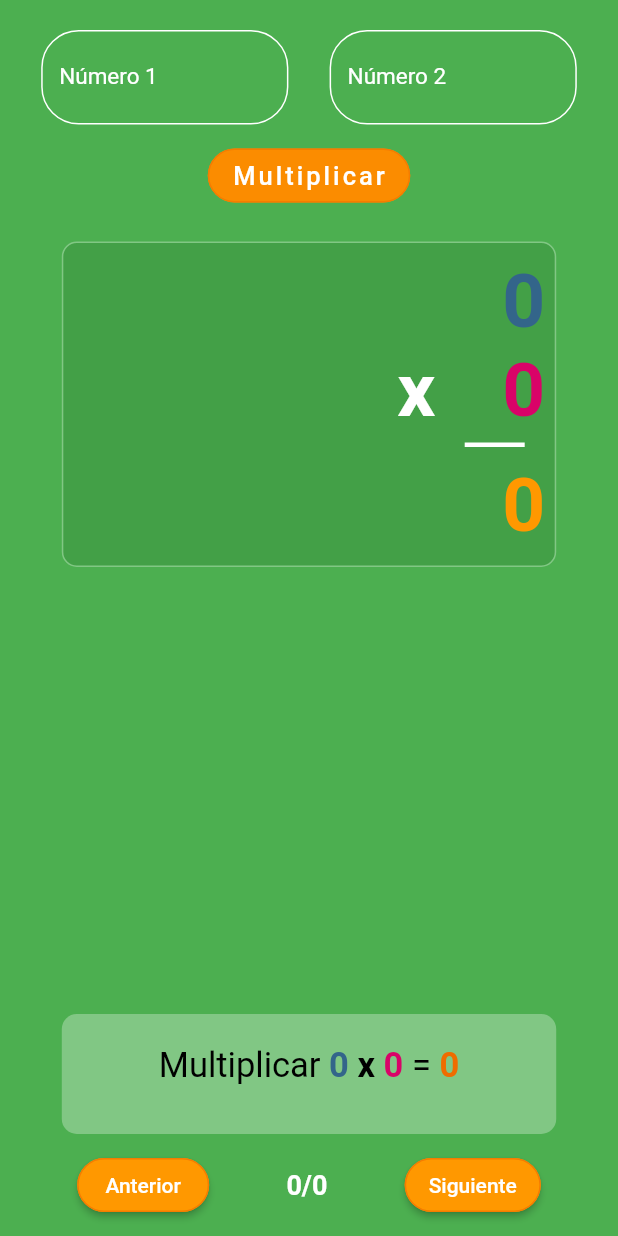
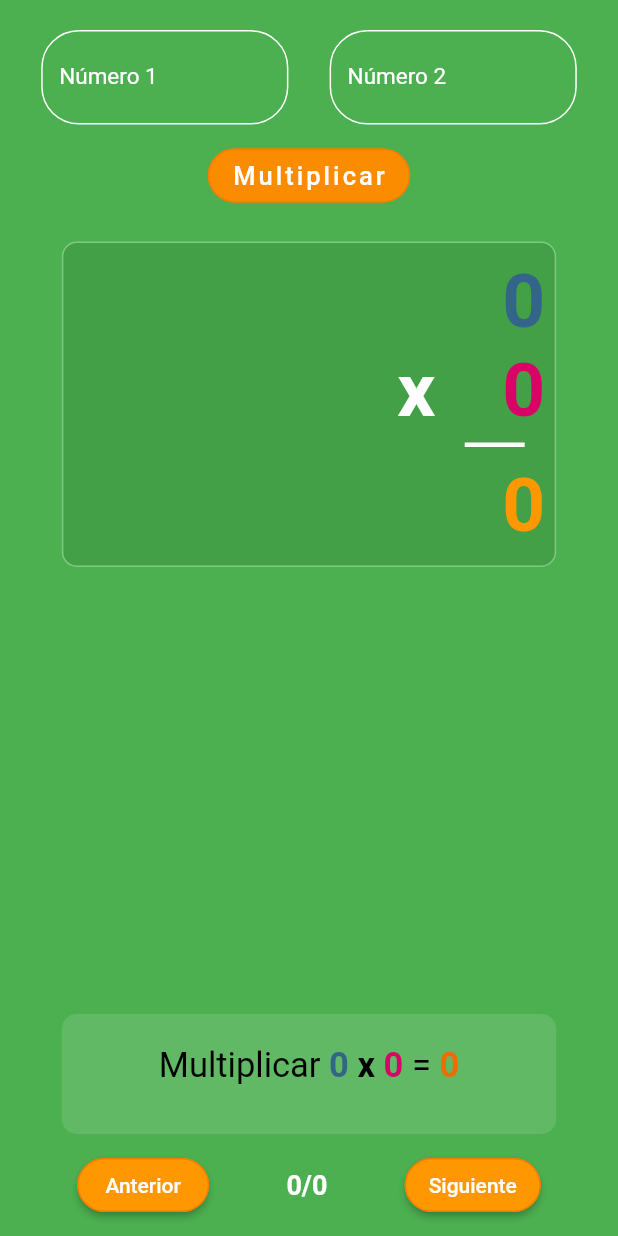
Before and after one commit to JovannyRch/solucion-multiplicaciones, a Flutter app: the screen it shows after launch, after a tap on "Multiplicar", on a phone screen of 412 x 824 dp. Run offline on Flutter 3.47's test engine with Material 2 defaults, Android fonts, the phone set to English and light mode, and no system bars.

```diff
--- a/lib/screens/home_screen.dart
+++ b/lib/screens/home_screen.dart
@@ -31,6 +31,7 @@ class _HomeScreenState extends State<HomeScreen> {
   int indexRow = 0;
   int indexRowChar = 0;
   int result = 0;
+  bool isLastWith2Digits = false;
 
   Color c1 = Color(0xFF33658A);
   Color c2 = Color(0xFFD90368);
@@ -75,7 +76,7 @@ class _HomeScreenState extends State<HomeScreen> {
                   _topInput(),
                   _buttonContainer(),
                   _solution(),
-                  SizedBox(height: 60.0),
+                  SizedBox(height: _size.height * 0.5),
                 ],
               ),
             ),
@@ -120,7 +121,7 @@ class _HomeScreenState extends State<HomeScreen> {
       padding: EdgeInsets.symmetric(vertical: 10.0, horizontal: 10.0),
       width: _size.width * 0.8,
       decoration: BoxDecoration(
-        color: Colors.green[300],
+        color: Colors.green[300].withOpacity(0.4),
         borderRadius: BorderRadius.circular(10.0),
       ),
       child: Column(
@@ -166,7 +167,7 @@ class _HomeScreenState extends State<HomeScreen> {
                 width: _size.width < 400 ? _size.width * 0.4 : 200.0,
                 height: 50.0,
                 decoration: BoxDecoration(
-                  color: Colors.green[400],
+                  color: Colors.green[400].withOpacity(0.4),
                   borderRadius: BorderRadius.circular(5.0),
                 ),
                 child: Column(
@@ -350,6 +351,14 @@ class _HomeScreenState extends State<HomeScreen> {
             (size - 1 - index) == indexRowChar) {
           c = c3;
         }
+        if (isLastWith2Digits) {
+          print("$isLastWith2Digits == val, char = $char");
+          if (listResultMultiplications.length - 1 == index1 &&
+              indexRow == index1 &&
+              (size - index) == indexRowChar) {
+            c = c3;
+          }
+        }
       }
     }
     return Container(
@@ -419,6 +428,7 @@ class _HomeScreenState extends State<HomeScreen> {
 
   List<String> getMultiplications(String n1x, String n2x) {
     carrier = 0;
+    isLastWith2Digits = false;
     List<String> steps = [];
     List<String> n1;
     List<String> n2;
@@ -445,7 +455,9 @@ class _HomeScreenState extends State<HomeScreen> {
       String x1 = n1[i];
       String resultLine = "";
       index1 = i;
+
       for (int j = 0; j < n2.length; j++) {
+        lastCarrier = 0;
         index2 = j;
 
         String x2 = n2[j];
@@ -467,11 +479,11 @@ class _HomeScreenState extends State<HomeScreen> {
         ];
         if (carrier != 0) {
           items.add(Text("$result; $result + $carrier = ", style: styleText));
+          lastCarrier = carrier;
           result = result + carrier;
           //print("Llevabas $carrier, result: $result");
         }
         if (result >= 10 && j != n2.length - 1) {
-          lastCarrier = carrier;
           carrier = (result / 10).floor();
           //print("se lleva $carrier");
           items.add(Text("$carrier",
@@ -480,6 +492,10 @@ class _HomeScreenState extends State<HomeScreen> {
                 fontWeight: FontWeight.bold,
               )));
           result = result % 10;
+        } else if (result >= 10) {
+          carrier = 0;
+          lastCarrier = 0;
+          isLastWith2Digits = true;
         } else {
           carrier = 0;
         }
```
